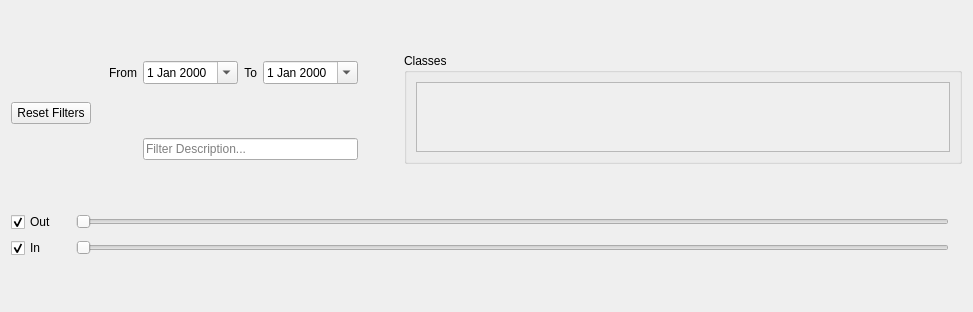
Old version of the form piggy_bank/ui/filter_tools.ui in the repository pbertoni89/piggy-bank.
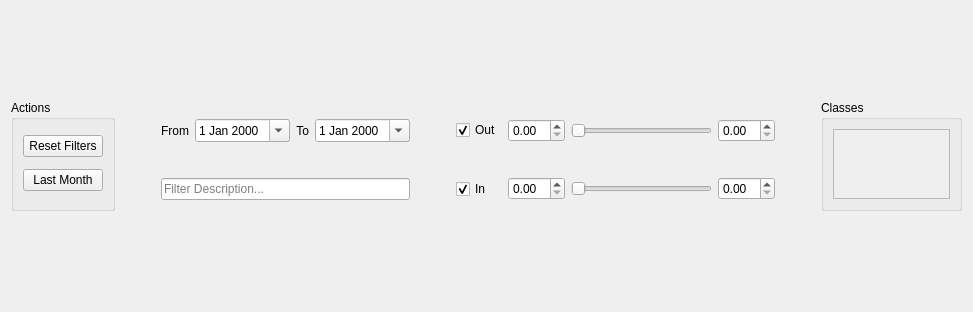
New version of the form. Custom widgets are drawn as their Qt base class.

Commit message: Filter panel: amount spin boxes, Last Month button; a stats box per class

Patch:
```diff
--- a/piggy_bank/ui/filter_tools.ui
+++ b/piggy_bank/ui/filter_tools.ui
@@ -16,34 +16,77 @@
   <layout class="QVBoxLayout" name="verticalLayout">
    <item>
     <layout class="QGridLayout" name="gridLayout">
-     <item row="0" column="4">
-      <widget class="QDateEdit" name="qde_end">
-       <property name="calendarPopup">
+     <item row="0" column="0" rowspan="2">
+      <widget class="QGroupBox" name="qgb_actions">
+       <property name="title">
+        <string>Actions</string>
+       </property>
+       <layout class="QVBoxLayout" name="verticalLayout_2">
+        <item>
+         <widget class="QPushButton" name="qpb_reset">
+          <property name="text">
+           <string>Reset Filters</string>
+          </property>
+         </widget>
+        </item>
+        <item>
+         <widget class="QPushButton" name="qpb_last_month">
+          <property name="text">
+           <string>Last Month</string>
+          </property>
+         </widget>
+        </item>
+       </layout>
+      </widget>
+     </item>
+     <item row="0" column="7">
+      <widget class="QCheckBox" name="qchk_out">
+       <property name="text">
+        <string>Out</string>
+       </property>
+       <property name="checked">
         <bool>true</bool>
        </property>
       </widget>
      </item>
-     <item row="1" column="5">
-      <spacer name="horizontalSpacer">
-       <property name="orientation">
-        <enum>Qt::Orientation::Horizontal</enum>
+     <item row="1" column="8">
+      <widget class="QDoubleSpinBox" name="qsb_in_min">
+       <property name="keyboardTracking">
+        <bool>false</bool>
        </property>
-       <property name="sizeType">
-        <enum>QSizePolicy::Policy::Maximum</enum>
+       <property name="decimals">
+        <number>2</number>
        </property>
-       <property name="sizeHint" stdset="0">
-        <size>
-         <width>40</width>
-         <height>20</height>
-        </size>
+       <property name="singleStep">
+        <double>10.000000000000000</double>
        </property>
-      </spacer>
+      </widget>
      </item>
-     <item row="1" column="1">
-      <spacer name="horizontalSpacer_2">
+     <item row="1" column="10">
+      <widget class="QDoubleSpinBox" name="qsb_in_max">
+       <property name="keyboardTracking">
+        <bool>false</bool>
+       </property>
+       <property name="decimals">
+        <number>2</number>
+       </property>
+       <property name="singleStep">
+        <double>10.000000000000000</double>
+       </property>
+      </widget>
+     </item>
+     <item row="1" column="9">
+      <widget class="QDoubleRangeSlider" name="qrs_in">
        <property name="orientation">
         <enum>Qt::Orientation::Horizontal</enum>
        </property>
+      </widget>
+     </item>
+     <item row="1" column="11">
+      <spacer name="horizontalSpacer_4">
+       <property name="orientation">
+        <enum>Qt::Orientation::Horizontal</enum>
+       </property>
        <property name="sizeType">
         <enum>QSizePolicy::Policy::Maximum</enum>
        </property>
@@ -55,14 +98,7 @@
        </property>
       </spacer>
      </item>
-     <item row="2" column="2" colspan="3">
-      <widget class="QLineEdit" name="qle_description">
-       <property name="placeholderText">
-        <string>Filter Description...</string>
-       </property>
-      </widget>
-     </item>
-     <item row="0" column="1">
+     <item row="0" column="2">
       <widget class="QLabel" name="label">
        <property name="text">
         <string>From</string>
@@ -72,28 +108,21 @@
        </property>
       </widget>
      </item>
-     <item row="1" column="0">
-      <widget class="QPushButton" name="qpb_reset">
-       <property name="text">
-        <string>Reset Filters</string>
-       </property>
-      </widget>
-     </item>
-     <item row="0" column="2">
-      <widget class="QDateEdit" name="qde_start">
+     <item row="0" column="5">
+      <widget class="QDateEdit" name="qde_end">
        <property name="calendarPopup">
         <bool>true</bool>
        </property>
       </widget>
      </item>
-     <item row="0" column="6" rowspan="3">
+     <item row="0" column="12" rowspan="2">
       <widget class="QGroupBox" name="qgb_classes">
        <property name="title">
         <string>Classes</string>
        </property>
        <layout class="QVBoxLayout" name="verticalLayout_4">
         <item>
-         <widget class="QScrollArea" name="sa_classes">
+         <widget class="QScrollArea" name="qsa_classes">
           <property name="verticalScrollBarPolicy">
            <enum>Qt::ScrollBarPolicy::ScrollBarAlwaysOff</enum>
           </property>
@@ -103,13 +132,13 @@
           <property name="widgetResizable">
            <bool>true</bool>
           </property>
-          <widget class="QWidget" name="saw_classes">
+          <widget class="QWidget" name="qsaw_classes">
            <property name="geometry">
             <rect>
              <x>0</x>
              <y>0</y>
-             <width>499</width>
-             <height>80</height>
+             <width>86</width>
+             <height>127</height>
             </rect>
            </property>
            <layout class="QGridLayout" name="qgl_classes"/>
@@ -119,28 +148,54 @@
        </layout>
       </widget>
      </item>
+     <item row="0" column="10">
+      <widget class="QDoubleSpinBox" name="qsb_out_max">
+       <property name="keyboardTracking">
+        <bool>false</bool>
+       </property>
+       <property name="decimals">
+        <number>2</number>
+       </property>
+       <property name="singleStep">
+        <double>10.000000000000000</double>
+       </property>
+      </widget>
+     </item>
+     <item row="0" column="8">
+      <widget class="QDoubleSpinBox" name="qsb_out_min">
+       <property name="keyboardTracking">
+        <bool>false</bool>
+       </property>
+       <property name="decimals">
+        <number>2</number>
+       </property>
+       <property name="singleStep">
+        <double>10.000000000000000</double>
+       </property>
+      </widget>
+     </item>
      <item row="0" column="3">
-      <widget class="QLabel" name="label_2">
-       <property name="text">
-        <string>To</string>
+      <widget class="QDateEdit" name="qde_start">
+       <property name="calendarPopup">
+        <bool>true</bool>
        </property>
-       <property name="alignment">
-        <set>Qt::AlignmentFlag::AlignRight|Qt::AlignmentFlag::AlignTrailing|Qt::AlignmentFlag::AlignVCenter</set>
+      </widget>
+     </item>
+     <item row="0" column="9">
+      <widget class="QDoubleRangeSlider" name="qrs_out">
+       <property name="orientation">
+        <enum>Qt::Orientation::Horizontal</enum>
        </property>
       </widget>
      </item>
-    </layout>
-   </item>
-   <item>
-    <layout class="QGridLayout" name="gridLayout_2">
-     <item row="1" column="3">
-      <widget class="QLabel" name="ql_in_max">
-       <property name="text">
-        <string>&lt;max&gt;</string>
+     <item row="1" column="2" colspan="4">
+      <widget class="QLineEdit" name="qle_description">
+       <property name="placeholderText">
+        <string>Filter Description...</string>
        </property>
       </widget>
      </item>
-     <item row="1" column="0">
+     <item row="1" column="7">
       <widget class="QCheckBox" name="qchk_in">
        <property name="text">
         <string>In</string>
@@ -150,50 +205,47 @@
        </property>
       </widget>
      </item>
+     <item row="0" column="4">
+      <widget class="QLabel" name="label_2">
+       <property name="text">
+        <string>To</string>
+       </property>
+       <property name="alignment">
+        <set>Qt::AlignmentFlag::AlignRight|Qt::AlignmentFlag::AlignTrailing|Qt::AlignmentFlag::AlignVCenter</set>
+       </property>
+      </widget>
+     </item>
      <item row="0" column="1">
-      <widget class="QLabel" name="ql_out_min">
-       <property name="text">
-        <string>&lt;min&gt;</string>
-       </property>
-      </widget>
-     </item>
-     <item row="0" column="2">
-      <widget class="QRangeSlider" name="qrs_out">
+      <spacer name="horizontalSpacer_2">
        <property name="orientation">
         <enum>Qt::Orientation::Horizontal</enum>
        </property>
-      </widget>
-     </item>
-     <item row="0" column="0">
-      <widget class="QCheckBox" name="qchk_out">
-       <property name="text">
-        <string>Out</string>
+       <property name="sizeType">
+        <enum>QSizePolicy::Policy::Maximum</enum>
        </property>
-       <property name="checked">
-        <bool>true</bool>
+       <property name="sizeHint" stdset="0">
+        <size>
+         <width>40</width>
+         <height>20</height>
+        </size>
        </property>
-      </widget>
+      </spacer>
      </item>
-     <item row="1" column="1">
-      <widget class="QLabel" name="ql_in_min">
-       <property name="text">
-        <string>&lt;min&gt;</string>
-       </property>
-      </widget>
-     </item>
-     <item row="1" column="2">
-      <widget class="QRangeSlider" name="qrs_in">
+     <item row="0" column="6">
+      <spacer name="horizontalSpacer">
        <property name="orientation">
         <enum>Qt::Orientation::Horizontal</enum>
        </property>
-      </widget>
-     </item>
-     <item row="0" column="3">
-      <widget class="QLabel" name="ql_out_max">
-       <property name="text">
-        <string>&lt;max&gt;</string>
+       <property name="sizeType">
+        <enum>QSizePolicy::Policy::Maximum</enum>
        </property>
-      </widget>
+       <property name="sizeHint" stdset="0">
+        <size>
+         <width>40</width>
+         <height>20</height>
+        </size>
+       </property>
+      </spacer>
      </item>
     </layout>
    </item>
@@ -201,15 +253,11 @@
  </widget>
  <customwidgets>
   <customwidget>
-   <class>QRangeSlider</class>
+   <class>QDoubleRangeSlider</class>
    <extends>QSlider</extends>
    <header>superqt</header>
   </customwidget>
  </customwidgets>
  <resources/>
  <connections/>
- <buttongroups>
-  <buttongroup name="brg_bl"/>
-  <buttongroup name="brg_inv"/>
- </buttongroups>
 </ui>
```
The commit also changes 6 other files.
